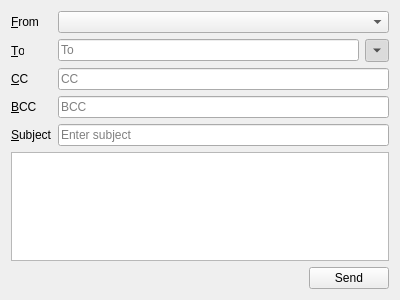
This is lierre/ui/compose.ui in hydrargyrum/lierre as Qt 5 draws it before an edit. The edited form follows.
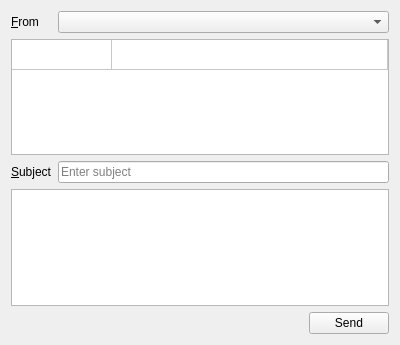
This is the edited form. Icons and pictures are not drawn. Custom widgets are drawn as their Qt base class.

Commit message:
ui: have a dedicated recipient editor widget for composing new mail
Inspired by Mozilla Thunderbird's recipient editor, it's a QTableWidget
that automatically grows when adding a new recipient.

Auto-completion is not included in it and should be delegated to
plugins.

Diff of the .ui file:
```diff
--- a/lierre/ui/compose.ui
+++ b/lierre/ui/compose.ui
@@ -7,7 +7,7 @@
     <x>0</x>
     <y>0</y>
     <width>400</width>
-    <height>300</height>
+    <height>345</height>
    </rect>
   </property>
   <property name="windowTitle">
@@ -29,78 +29,44 @@
      <item row="0" column="1">
       <widget class="QComboBox" name="fromCombo"/>
      </item>
-     <item row="1" column="0">
-      <widget class="QLabel" name="toLabel">
-       <property name="text">
-        <string>&amp;To</string>
+     <item row="1" column="0" colspan="2">
+      <widget class="RecipientsEditor" name="rcptEdit">
+       <property name="sizePolicy">
+        <sizepolicy hsizetype="Expanding" vsizetype="Preferred">
+         <horstretch>0</horstretch>
+         <verstretch>0</verstretch>
+        </sizepolicy>
        </property>
        <property name="buddy">
         <cstring>toEdit</cstring>
        </property>
+       <property name="verticalScrollMode">
+        <enum>QAbstractItemView::ScrollPerPixel</enum>
+       </property>
+       <property name="horizontalScrollMode">
+        <enum>QAbstractItemView::ScrollPerPixel</enum>
+       </property>
+       <property name="rowCount">
+        <number>1</number>
+       </property>
+       <property name="columnCount">
+        <number>2</number>
+       </property>
+       <attribute name="horizontalHeaderVisible">
+        <bool>false</bool>
+       </attribute>
+       <attribute name="horizontalHeaderStretchLastSection">
+        <bool>true</bool>
+       </attribute>
+       <attribute name="verticalHeaderVisible">
+        <bool>false</bool>
+       </attribute>
+       <row/>
+       <column/>
+       <column/>
       </widget>
      </item>
-     <item row="1" column="1">
-      <layout class="QHBoxLayout" name="horizontalLayout_2">
-       <item>
-        <widget class="QLineEdit" name="toEdit">
-         <property name="placeholderText">
-          <string>To</string>
-         </property>
-        </widget>
-       </item>
-       <item>
-        <widget class="QToolButton" name="ccToggle">
-         <property name="text">
-          <string>...</string>
-         </property>
-         <property name="checkable">
-          <bool>true</bool>
-         </property>
-         <property name="checked">
-          <bool>true</bool>
-         </property>
-         <property name="arrowType">
-          <enum>Qt::DownArrow</enum>
-         </property>
-        </widget>
-       </item>
-      </layout>
-     </item>
      <item row="2" column="0">
-      <widget class="QLabel" name="ccLabel">
-       <property name="text">
-        <string>&amp;CC</string>
-       </property>
-       <property name="buddy">
-        <cstring>ccEdit</cstring>
-       </property>
-      </widget>
-     </item>
-     <item row="2" column="1">
-      <widget class="QLineEdit" name="ccEdit">
-       <property name="placeholderText">
-        <string>CC</string>
-       </property>
-      </widget>
-     </item>
-     <item row="3" column="0">
-      <widget class="QLabel" name="bccLabel">
-       <property name="text">
-        <string>&amp;BCC</string>
-       </property>
-       <property name="buddy">
-        <cstring>bccEdit</cstring>
-       </property>
-      </widget>
-     </item>
-     <item row="3" column="1">
-      <widget class="QLineEdit" name="bccEdit">
-       <property name="placeholderText">
-        <string>BCC</string>
-       </property>
-      </widget>
-     </item>
-     <item row="4" column="0">
       <widget class="QLabel" name="subjectLabel">
        <property name="text">
         <string>&amp;Subject</string>
@@ -110,7 +76,7 @@
        </property>
       </widget>
      </item>
-     <item row="4" column="1">
+     <item row="2" column="1">
       <widget class="QLineEdit" name="subjectEdit">
        <property name="placeholderText">
         <string>Enter subject</string>
@@ -166,6 +132,13 @@
    </property>
   </action>
  </widget>
+ <customwidgets>
+  <customwidget>
+   <class>RecipientsEditor</class>
+   <extends>QTableWidget</extends>
+   <header>lierre.ui.recipients_editor</header>
+  </customwidget>
+ </customwidgets>
  <tabstops>
   <tabstop>fromCombo</tabstop>
   <tabstop>toEdit</tabstop>
```
Left out of the diff: 76 changed lines with no effect on the pictures. The commit also changes 2 other files.
